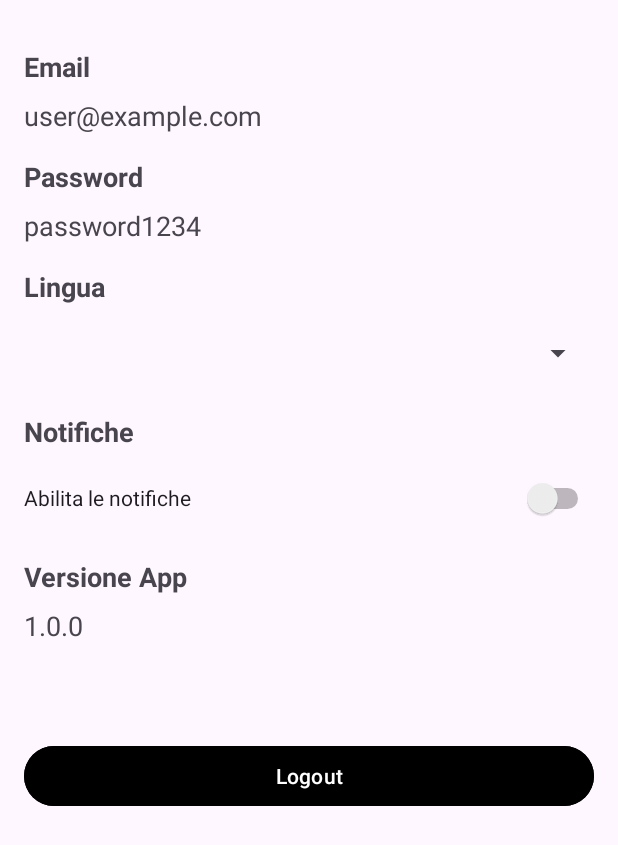
After one commit to TommasoMariani/Agenda, an Android app: the layout activity_utente.xml on its own in the app's theme, with its tools: preview values and no code run, on a phone screen of 412 x 824 dp. The commit adds this screen. Shown: the top 845 px of the screen. Run offline under Robolectric (Android 15) with nearby library versions, the phone set to English and light mode, and no system bars.

Commit message:
Aggiunta pagina utente e inizio nav

```diff
--- a/app/build.gradle
+++ b/app/build.gradle
@@ -47,4 +47,6 @@ dependencies {
     testImplementation libs.junit
     androidTestImplementation libs.androidx.junit
     androidTestImplementation libs.androidx.espresso.core
+
+    implementation 'com.google.android.material:material:1.1.0'
 }
--- /dev/null
+++ b/app/src/main/res/drawable/preferiti.xml
@@ -0,0 +1,5 @@
+<vector xmlns:android="http://schemas.android.com/apk/res/android" android:height="24dp" android:tint="#FFFFFF" android:viewportHeight="24" android:viewportWidth="24" android:width="24dp">
+
+    <path android:fillColor="@android:color/white" android:pathData="M22,7h-9v2h9V7zM22,15h-9v2h9V15zM5.54,11L2,7.46l1.41,-1.41l2.12,2.12l4.24,-4.24l1.41,1.41L5.54,11zM5.54,19L2,15.46l1.41,-1.41l2.12,2.12l4.24,-4.24l1.41,1.41L5.54,19z"/>
+
+</vector>
--- /dev/null
+++ b/app/src/main/res/layout/activity_utente.xml
@@ -0,0 +1,120 @@
+<?xml version="1.0" encoding="utf-8"?>
+<ScrollView xmlns:android="http://schemas.android.com/apk/res/android"
+    android:id="@+id/main"
+    android:layout_width="match_parent"
+    android:layout_height="match_parent"
+    android:padding="16dp">
+
+    <LinearLayout
+        android:layout_width="match_parent"
+        android:layout_height="wrap_content"
+        android:orientation="vertical"
+        android:gravity="start">
+
+        <!-- Email Section -->
+        <TextView
+            android:id="@+id/EmailProifloT"
+            android:layout_width="wrap_content"
+            android:layout_height="wrap_content"
+            android:text="Email"
+            android:textSize="18sp"
+            android:textStyle="bold"
+            android:layout_marginTop="16dp"/>
+
+        <TextView
+            android:id="@+id/EmailProiflo"
+            android:layout_width="match_parent"
+            android:layout_height="wrap_content"
+            android:text="user@example.com"
+            android:textSize="18sp"
+            android:layout_marginTop="8dp"
+            android:layout_marginBottom="8dp"
+            android:gravity="start|center_vertical"/>
+
+        <!-- Password Section -->
+        <TextView
+            android:id="@+id/tvPasswordT"
+            android:layout_width="wrap_content"
+            android:layout_height="wrap_content"
+            android:text="Password"
+            android:textSize="18sp"
+            android:textStyle="bold"
+            android:layout_marginTop="8dp"/>
+
+        <TextView
+            android:id="@+id/tvPassword"
+            android:layout_width="match_parent"
+            android:layout_height="wrap_content"
+            android:text="password1234"
+            android:textSize="18sp"
+            android:layout_marginTop="8dp"
+            android:layout_marginBottom="8dp"
+            android:gravity="start|center_vertical" />
+
+        <!-- Language Section -->
+        <TextView
+            android:id="@+id/Lingue"
+            android:layout_width="wrap_content"
+            android:layout_height="wrap_content"
+            android:text="Lingua"
+            android:textSize="18sp"
+            android:textStyle="bold"
+            android:layout_marginTop="8dp"/>
+
+        <Spinner
+            android:id="@+id/menuLingue"
+            android:layout_width="match_parent"
+            android:layout_height="48dp"
+            android:layout_marginTop="8dp"/>
+
+        <!-- Notifications Section -->
+        <TextView
+            android:id="@+id/Notifiche"
+            android:layout_width="wrap_content"
+            android:layout_height="wrap_content"
+            android:text="Notifiche"
+            android:textSize="18sp"
+            android:textStyle="bold"
+            android:layout_marginTop="16dp"/>
+
+        <Switch
+            android:id="@+id/switchNotifiche"
+            android:layout_width="match_parent"
+            android:layout_height="48dp"
+            android:text="Abilita le notifiche"
+            android:layout_marginTop="8dp"/>
+
+        <!-- App Version Section -->
+        <TextView
+            android:id="@+id/VersioneApp"
+            android:layout_width="wrap_content"
+            android:layout_height="wrap_content"
+            android:text="Versione App"
+            android:textSize="18sp"
+            android:textStyle="bold"
+            android:layout_marginTop="16dp"/>
+
+        <TextView
+            android:id="@+id/Versione"
+            android:layout_width="match_parent"
+            android:layout_height="wrap_content"
+            android:text="1.0.0"
+            android:textSize="18sp"
+            android:layout_marginTop="8dp"
+            android:layout_marginBottom="32dp"
+            android:gravity="start|center_vertical"/>
+
+        <!-- Logout Button -->
+        <Button
+            android:id="@+id/bottoneLogout"
+            android:layout_width="match_parent"
+            android:layout_height="wrap_content"
+            android:text="Logout"
+            android:textColor="@android:color/white"
+            android:layout_marginTop="32dp"
+            android:backgroundTint="@color/black"
+            android:gravity="center"/>
+
+    </LinearLayout>
+
+</ScrollView>
--- /dev/null
+++ b/app/src/main/res/menu/nav_menu.xml
@@ -0,0 +1,4 @@
+<?xml version="1.0" encoding="utf-8"?>
+<menu xmlns:android="http://schemas.android.com/apk/res/android">
+
+</menu>
```
Also changed, not shown: app/src/main/AndroidManifest.xml (+7 -6 lines), app/src/main/java/com/example/agenda/Registrazione.kt (+4 -5 lines), app/src/main/java/com/example/agenda/Utente.kt (added, +113 -0 lines), app/src/main/res/values/strings.xml (+9 -1 lines).
